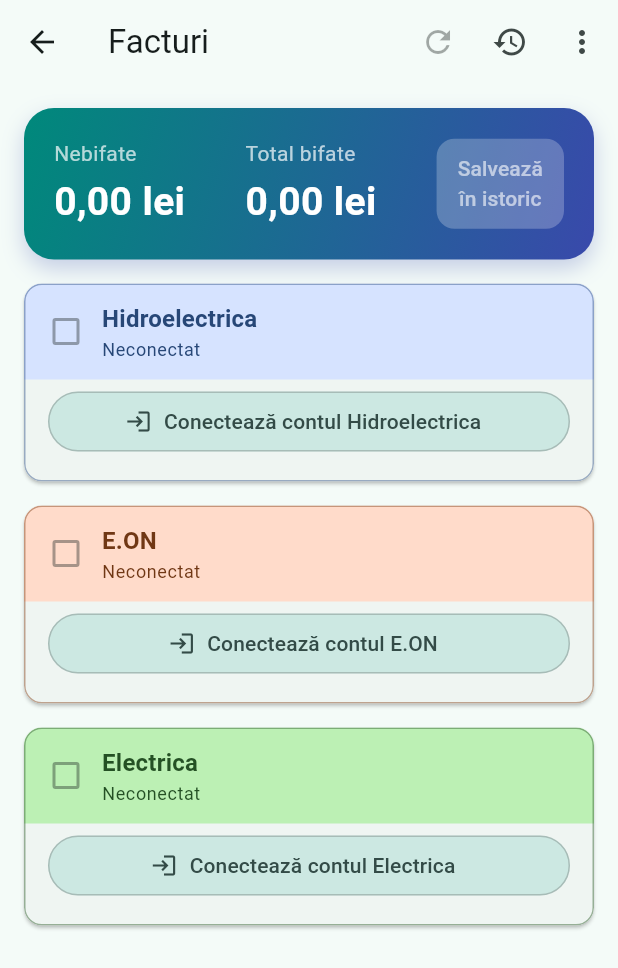
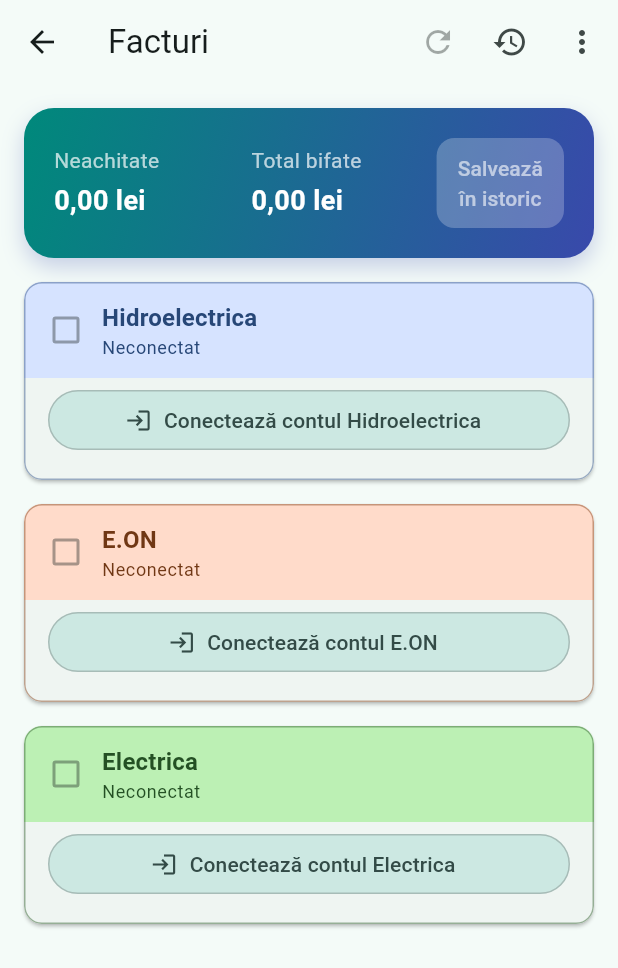
Before and after one commit to kappado2000/portofel, a Flutter app: the BillsScreen screen opened directly, on a phone screen of 412 x 824 dp. Shown: the top 968 px of the screen. Run offline on Flutter 3.47's test engine with Material 3 defaults, Android fonts, the phone set to English and light mode, and no system bars; our stand-ins replace flutter_secure_storage, hive_flutter, local_auth, pdf, printing, share_plus; missing offline and left inert: excel; accounts and stored records are empty.

Commit message:
Facturi: totaluri mai mici și mai distanțate în cardul de sus
Co-Authored-By: Claude Opus 5.5 <noreply@anthropic.com>

```diff
--- a/lib/screens/bills_screen.dart
+++ b/lib/screens/bills_screen.dart
@@ -489,7 +489,7 @@ class _TotalsCard extends StatelessWidget {
               _lei(value),
               style: const TextStyle(
                 color: Colors.white,
-                fontSize: 26,
+                fontSize: 18,
                 fontWeight: FontWeight.bold,
               ),
             ),
@@ -503,8 +503,8 @@ class _TotalsCard extends StatelessWidget {
       decoration: heroCardDecoration(),
       child: Row(
         children: [
-          cell('Nebifate', unpaid),
-          const SizedBox(width: 12),
+          cell('Neachitate', unpaid),
+          const SizedBox(width: 20),
           cell('Total bifate', paid),
           const SizedBox(width: 12),
           FilledButton(
```
